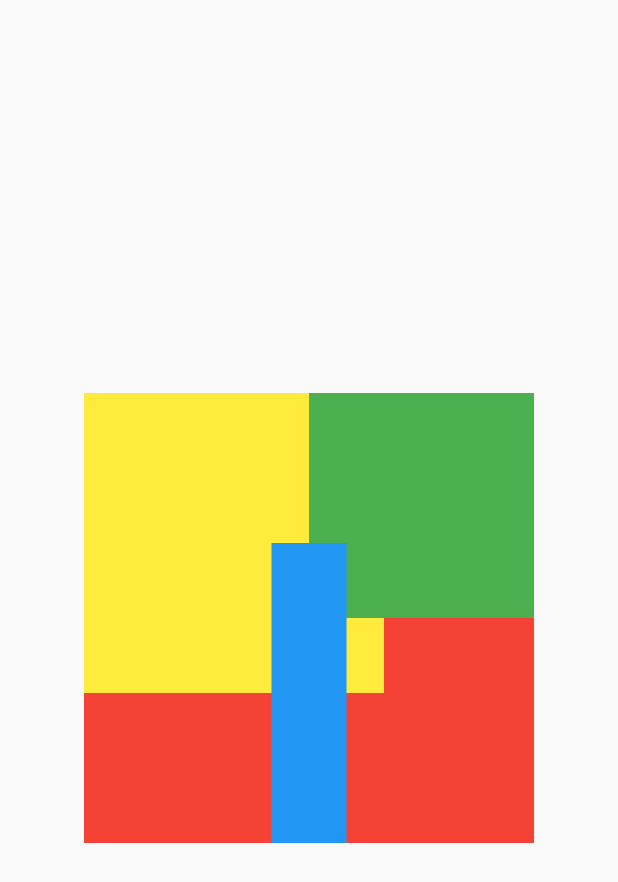
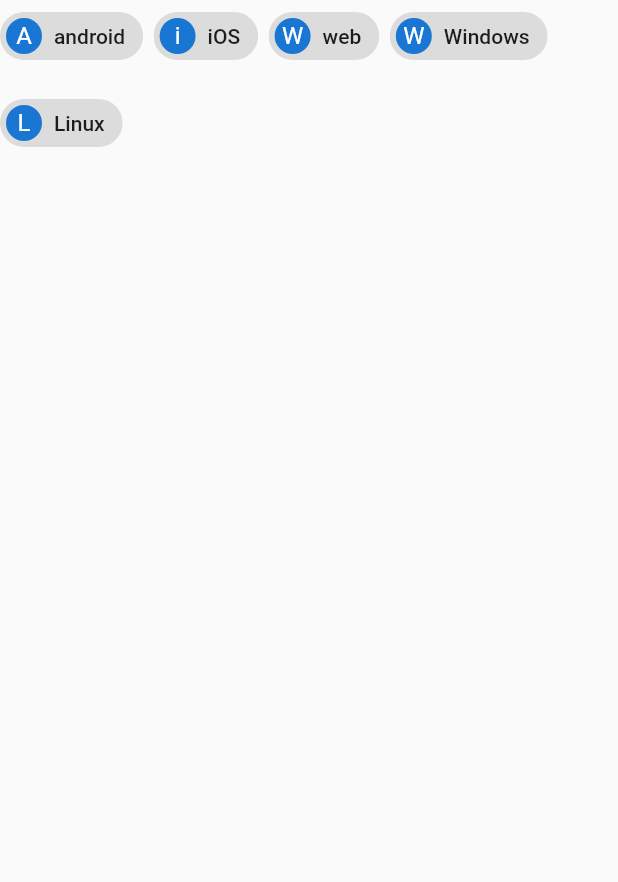
Before and after one commit to ryanseptiyanto/pm_pert2_0872, a Flutter app: the screen it shows after launch, on a phone screen of 412 x 824 dp. Shown: the top 882 px of the screen. Run offline on Flutter 3.47's test engine with Material 2 defaults, Android fonts, the phone set to English and light mode, and no system bars.

Commit message:
menambah positioned, card, aspect ratio, warp

```diff
--- a/lib/main.dart
+++ b/lib/main.dart
@@ -6,7 +6,11 @@
 // import '../expanded.dart';
 // import '../flexible.dart';
 // import '../stack.dart';
-import '../align.dart';
+// import '../align.dart';
+// import '../positioned.dart';
+// import '../aspectratio.dart';
+// import '../card.dart';
+import '../warp.dart';
 
 void main() {
   runApp(const MyApp());
@@ -19,7 +23,7 @@
   Widget build(BuildContext context) {
     return const MaterialApp(
       debugShowCheckedModeBanner: false,
-      home: MyAlign(),
+      home: MyWarp(),
     );
   }
 }
--- /dev/null
+++ b/lib/warp.dart
@@ -0,0 +1,46 @@
+import 'package:flutter/material.dart';
+
+class MyWarp extends StatelessWidget {
+  const MyWarp({ Key? key }) : super(key: key);
+
+  @override
+  Widget build(BuildContext context) {
+    return Scaffold(
+      body: SafeArea(
+        child: Wrap(
+          spacing: 7,
+          runSpacing: 10,
+          runAlignment: WrapAlignment.end,
+          // direction: Axis.vertical,
+          children: const [
+            MyChip(title: "android", avatar: "A"),
+            MyChip(title: "iOS", avatar: "i"),
+            MyChip(title: "web", avatar: "W"),
+            MyChip(title: "Windows", avatar: "W"),
+            MyChip(title: "Linux", avatar: "L"),
+          ],
+        ),
+      ),
+    );
+  }
+}
+
+class MyChip extends StatelessWidget {
+  final String title;
+  final String avatar;
+  const MyChip({
+    Key? key,
+    required this.title,
+    required this.avatar,
+    }) : super(key: key);
+
+  @override
+  Widget build(BuildContext context) {
+    return Chip(
+      label: Text(title),
+      avatar: CircleAvatar(
+        child: Text(avatar),
+      ),
+    );
+  }
+}
```
Also changed, not shown: lib/aspectratio.dart (added, +28 -0 lines), lib/card.dart (added, +39 -0 lines), lib/gridview.dart (+35 -31 lines), lib/positioned.dart (added, +48 -0 lines).
